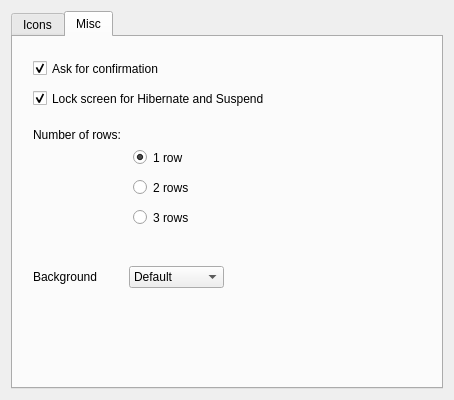
Musikolo/eyasdp, file ui/AppearanceConfig.ui: the form before one commit.
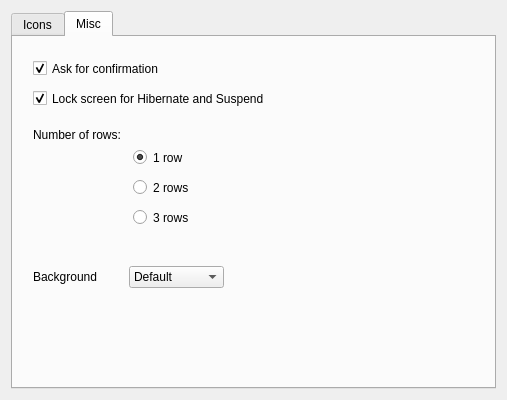
The form after the commit. The open tabs and pages were chosen to show the change. Custom widgets are drawn as their Qt base class.

```diff
--- a/ui/AppearanceConfig.ui
+++ b/ui/AppearanceConfig.ui
@@ -6,7 +6,7 @@
    <rect>
     <x>0</x>
     <y>0</y>
-    <width>454</width>
+    <width>507</width>
     <height>400</height>
    </rect>
   </property>
@@ -29,7 +29,7 @@
    <item>
     <widget class="QTabWidget" name="tab">
      <property name="sizePolicy">
-      <sizepolicy hsizetype="Minimum" vsizetype="Expanding">
+      <sizepolicy hsizetype="MinimumExpanding" vsizetype="Expanding">
        <horstretch>0</horstretch>
        <verstretch>0</verstretch>
       </sizepolicy>
@@ -295,7 +295,7 @@
         <rect>
          <x>20</x>
          <y>20</y>
-         <width>281</width>
+         <width>411</width>
          <height>23</height>
         </rect>
        </property>
@@ -314,7 +314,7 @@
         <rect>
          <x>20</x>
          <y>50</y>
-         <width>311</width>
+         <width>411</width>
          <height>23</height>
         </rect>
        </property>
@@ -333,7 +333,7 @@
         <rect>
          <x>120</x>
          <y>110</y>
-         <width>103</width>
+         <width>311</width>
          <height>21</height>
         </rect>
        </property>
@@ -349,7 +349,7 @@
         <rect>
          <x>120</x>
          <y>140</y>
-         <width>103</width>
+         <width>311</width>
          <height>21</height>
         </rect>
        </property>
@@ -362,7 +362,7 @@
         <rect>
          <x>120</x>
          <y>170</y>
-         <width>103</width>
+         <width>311</width>
          <height>21</height>
         </rect>
        </property>
@@ -375,7 +375,7 @@
         <rect>
          <x>20</x>
          <y>90</y>
-         <width>131</width>
+         <width>411</width>
          <height>16</height>
         </rect>
        </property>
```
Left out of the diff: 4 changed lines with no effect on the pictures.
